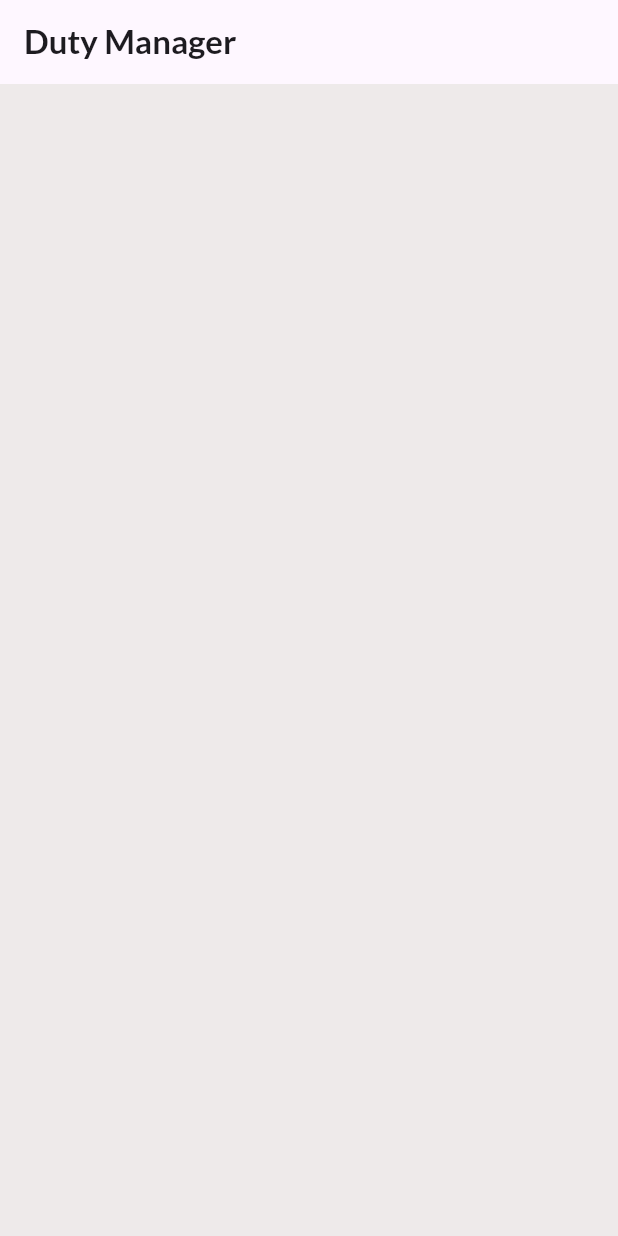
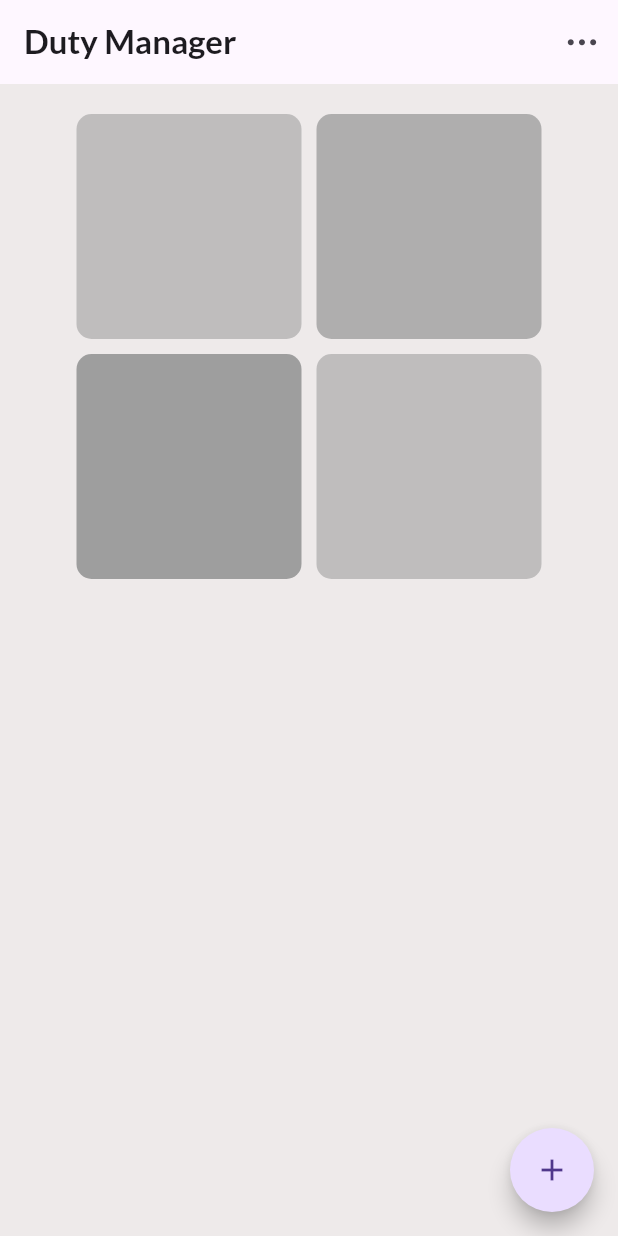
Before and after one commit to real-ali/duty_manager, a Flutter app: the screen it shows after launch, on a phone screen of 412 x 824 dp. Run offline on Flutter 3.47's test engine with Material 3 defaults, Android fonts, the phone set to English and light mode, and no system bars; drawn by our look-alikes of flutter_speed_dial; our stand-ins replace connectivity_plus, device_preview, easy_localization, flutter_bloc, flutter_dotenv, flutter_expandable_fab and 3 more; missing offline and left inert: flutter_markup_text, flutter_quill, kooza_flutter; accounts and stored records are empty.

Commit message:
some changes added

```diff
--- a/lib/app_router.dart
+++ b/lib/app_router.dart
@@ -1,4 +1,5 @@
 import 'package:duty_manager/src/screens/screen_home.dart';
+import 'package:duty_manager/src/screens/screen_note.dart';
 import 'package:flutter/material.dart';
 import 'package:go_router/go_router.dart';
 
@@ -34,5 +35,13 @@ abstract class AppRoutes {
       path: ScreenHome.path,
       builder: (_, __) => const ScreenHome(),
     ),
+    GoRoute(
+      path: ScreenNote.path,
+      builder: (_, __) => const ScreenNote(),
+    ),
+    GoRoute(
+      path: ScreenNote.path,
+      builder: (_, __) => const ScreenNote(),
+    ),
   ];
 }
--- a/lib/src/screens/screen_home.dart
+++ b/lib/src/screens/screen_home.dart
@@ -1,5 +1,10 @@
+import 'package:duty_manager/src/screens/screen_note.dart';
 import 'package:easy_localization/easy_localization.dart';
+import 'package:flutter/cupertino.dart';
 import 'package:flutter/material.dart';
+import 'package:flutter_expandable_fab/flutter_expandable_fab.dart';
+import 'package:flutter_speed_dial/flutter_speed_dial.dart';
+import 'package:go_router/go_router.dart';
 
 class ScreenHome extends StatelessWidget {
   static const String path = "/";
@@ -7,14 +12,87 @@ class ScreenHome extends StatelessWidget {
 
   @override
   Widget build(BuildContext context) {
-    final sliverAppBar = SliverAppBar(
+    final appBar = AppBar(
+      excludeHeaderSemantics: true,
+      actions: [
+        PopupMenuButton(
+          position: PopupMenuPosition.under,
+          icon: const Icon(CupertinoIcons.ellipsis),
+          itemBuilder: (context) {
+            return [
+              const PopupMenuItem(child: Text("Hello")),
+              const PopupMenuItem(child: Text("Hello")),
+            ];
+          },
+        )
+      ],
+      centerTitle: false,
       title: Text("app.name".tr()),
     );
     return Scaffold(
-      body: CustomScrollView(
-        slivers: [
-          sliverAppBar,
+      appBar: appBar,
+      floatingActionButton: SpeedDial(
+        icon: Icons.add,
+        activeIcon: Icons.close,
+        children: [
+          SpeedDialChild(
+            label: "Add new task",
+            child: const Icon(Icons.add_task),
+          ),
+          SpeedDialChild(
+            label: "Add new note",
+            child: const Icon(Icons.note_add),
+            onTap: () => context.push(ScreenNote.path),
+          ),
         ],
+      ),
+      body: Container(
+        padding: const EdgeInsets.all(20),
+        alignment: Alignment.topCenter,
+        child: Wrap(
+          crossAxisAlignment: WrapCrossAlignment.center,
+          alignment: WrapAlignment.center,
+          runAlignment: WrapAlignment.center,
+          spacing: 10,
+          runSpacing: 10,
+          children: [
+            InkWell(
+              onTap: () {},
+              child: Container(
+                height: 150,
+                width: 150,
+                decoration: BoxDecoration(
+                  borderRadius: BorderRadius.circular(10),
+                  color: Colors.grey.withAlpha(150),
+                ),
+              ),
+            ),
+            Container(
+              height: 150,
+              width: 150,
+              decoration: BoxDecoration(
+                borderRadius: BorderRadius.circular(10),
+                color: Colors.grey.withAlpha(200),
+              ),
+            ),
+            Container(
+              height: 150,
+              width: 150,
+              decoration: BoxDecoration(
+                borderRadius: BorderRadius.circular(10),
+                color: Colors.grey,
+              ),
+            ),
+            Container(
+              height: 150,
+              width: 150,
+              decoration: BoxDecoration(
+                borderRadius: BorderRadius.circular(10),
+                color: Colors.grey.withAlpha(150),
+              ),
+            ),
+          ],
+        ),
       ),
     );
   }
--- a/pubspec.yaml
+++ b/pubspec.yaml
@@ -22,6 +22,9 @@ dependencies:
   connectivity_plus: ^5.0.2
   supabase_flutter: ^2.3.4
   flutter_dotenv: ^5.1.0
+  flutter_expandable_fab: ^2.0.0
+  flutter_speed_dial: ^7.0.0
+  flutter_quill: ^9.3.1
 
 dev_dependencies:
   flutter_test:
```
Also changed, not shown: lib/src/screens/screen_note.dart (added, +32 -0 lines), lib/src/screens/screen_task.dart (added, +11 -0 lines), pubspec.lock, 5 other files.
